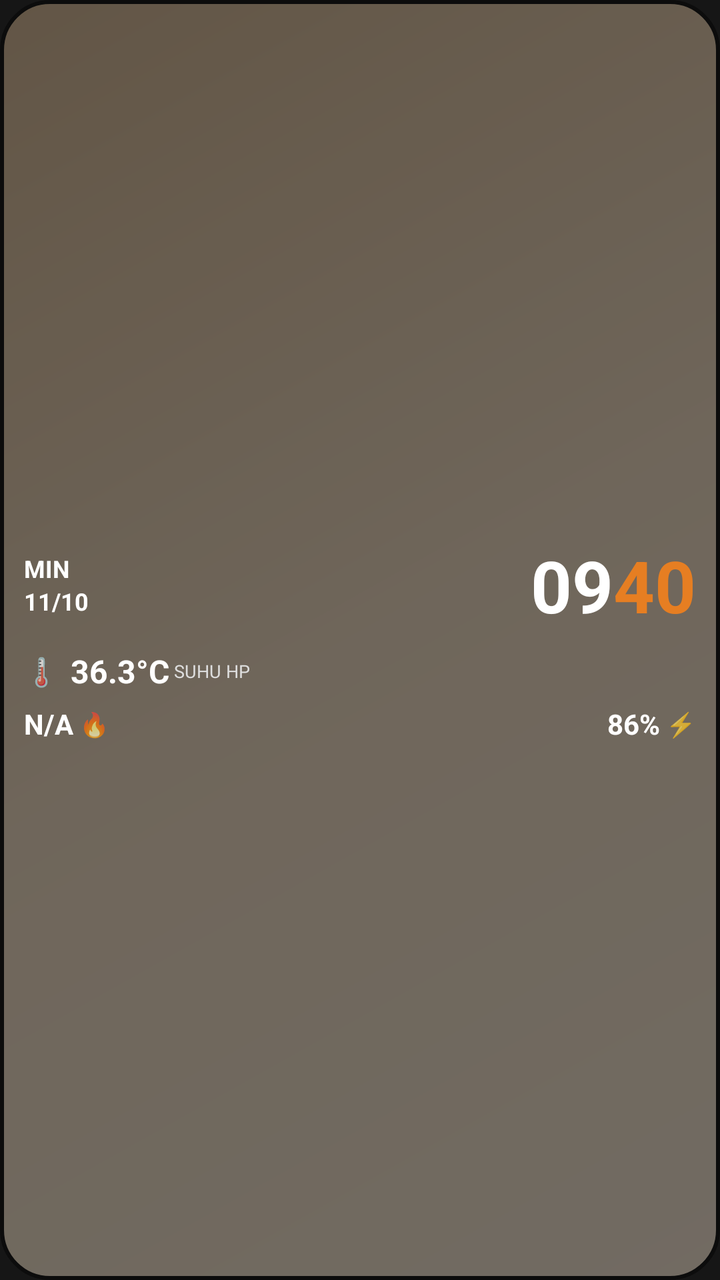
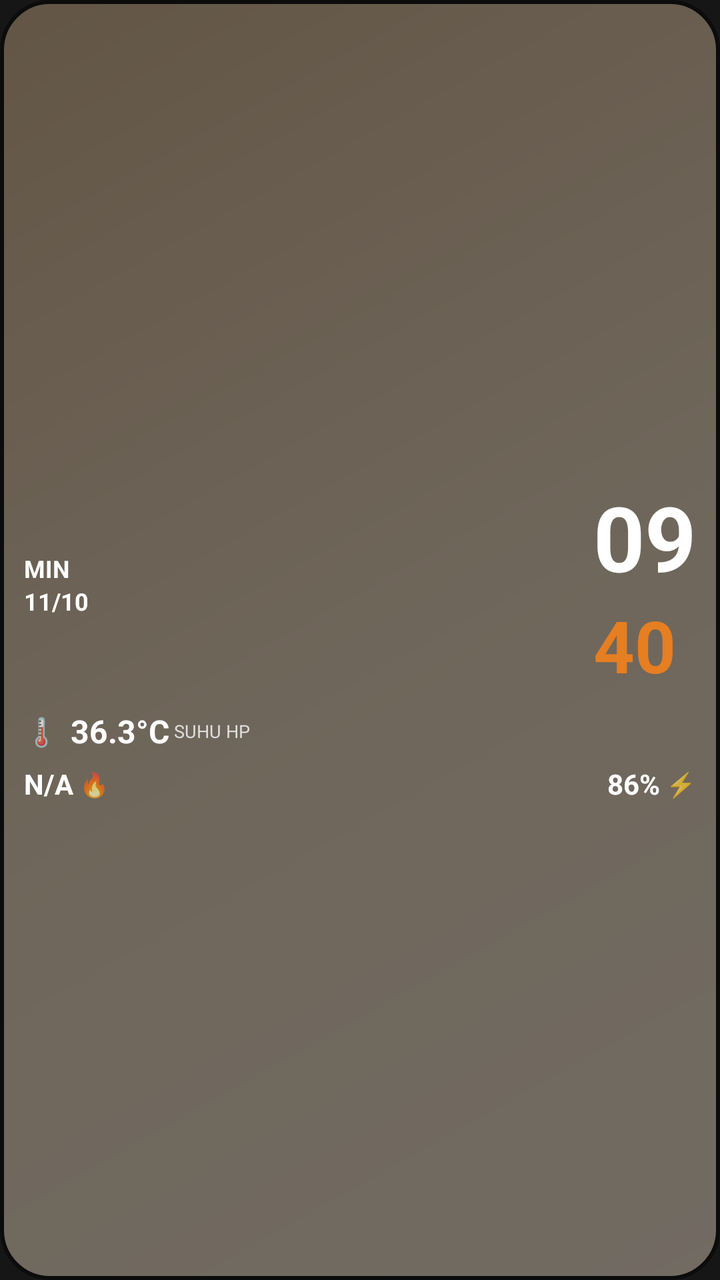

An Android layout rendered at two revisions. The XML below is the earlier revision; the diff shows what the commit changed to produce the second picture.
<!-- AndroidManifest.xml: application theme Theme.AppCompat -->
<!-- res/layout/widget_suhu.xml -->
<?xml version="1.0" encoding="utf-8"?>
<FrameLayout xmlns:android="http://schemas.android.com/apk/res/android"
    android:layout_width="match_parent"
    android:layout_height="match_parent">

    
    <ImageView
        android:id="@+id/bgGambarWidget"
        android:layout_width="match_parent"
        android:layout_height="match_parent"
        android:scaleType="centerCrop"
        android:src="@drawable/latar_widget"
        android:contentDescription="Background"/>

    
    <ImageView
        android:layout_width="match_parent"
        android:layout_height="match_parent"
        android:background="#88000000"
        android:contentDescription="Overlay"/>

    
    <LinearLayout
        android:layout_width="match_parent"
        android:layout_height="match_parent"
        android:orientation="vertical"
        android:padding="12dp"
        android:gravity="center_vertical">

        
        <LinearLayout
            android:layout_width="match_parent"
            android:layout_height="wrap_content"
            android:orientation="horizontal"
            android:gravity="center_vertical">

            
            <LinearLayout
                android:layout_width="0dp"
                android:layout_height="wrap_content"
                android:layout_weight="1"
                android:orientation="vertical">

                <TextView
                    android:id="@+id/wHari"
                    android:layout_width="wrap_content"
                    android:layout_height="wrap_content"
                    android:text="MIN"
                    android:textColor="#FFFFFF"
                    android:textSize="12sp"
                    android:textStyle="bold"/>

                <TextView
                    android:id="@+id/wTanggal"
                    android:layout_width="wrap_content"
                    android:layout_height="wrap_content"
                    android:text="11/10"
                    android:textColor="#FFFFFF"
                    android:textSize="12sp"
                    android:textStyle="bold"/>
            </LinearLayout>

            
            <LinearLayout
                android:layout_width="wrap_content"
                android:layout_height="wrap_content"
                android:orientation="horizontal"
                android:gravity="center_vertical">

                <TextView
                    android:id="@+id/wJam"
                    android:layout_width="wrap_content"
                    android:layout_height="wrap_content"
                    android:text="09"
                    android:textColor="#FFFFFF"
                    android:textSize="36sp"
                    android:textStyle="bold"/>

                <TextView
                    android:id="@+id/wMenit"
                    android:layout_width="wrap_content"
                    android:layout_height="wrap_content"
                    android:text="40"
                    android:textColor="#E67E22"
                    android:textSize="36sp"
                    android:textStyle="bold"/>
            </LinearLayout>
        </LinearLayout>

        
        <LinearLayout
            android:layout_width="wrap_content"
            android:layout_height="wrap_content"
            android:orientation="horizontal"
            android:gravity="center_vertical"
            android:layout_marginTop="8dp">

            <TextView
                android:layout_width="wrap_content"
                android:layout_height="wrap_content"
                android:text="🌡️"
                android:textSize="14sp"/>

            <TextView
                android:id="@+id/wSuhuHp"
                android:layout_width="wrap_content"
                android:layout_height="wrap_content"
                android:text="36.3°C"
                android:textColor="#FFFFFF"
                android:textSize="16sp"
                android:textStyle="bold"
                android:layout_marginStart="6dp"/>

            <TextView
                android:layout_width="wrap_content"
                android:layout_height="wrap_content"
                android:text=" SUHU HP"
                android:textColor="#DDDDDD"
                android:textSize="9sp"/>
        </LinearLayout>

        
        <LinearLayout
            android:layout_width="match_parent"
            android:layout_height="wrap_content"
            android:orientation="horizontal"
            android:layout_marginTop="6dp"
            android:gravity="center_vertical"
            android:weightSum="2">

            
            <LinearLayout
                android:layout_width="0dp"
                android:layout_height="wrap_content"
                android:layout_weight="1"
                android:orientation="horizontal"
                android:gravity="center_vertical">

                <TextView
                    android:id="@+id/wSuhuCpu"
                    android:layout_width="wrap_content"
                    android:layout_height="wrap_content"
                    android:text="N/A"
                    android:textColor="#FFFFFF"
                    android:textSize="14sp"
                    android:textStyle="bold"/>

                <TextView
                    android:layout_width="wrap_content"
                    android:layout_height="wrap_content"
                    android:text=" 🔥"
                    android:textSize="12sp"/>
            </LinearLayout>

            
            <LinearLayout
                android:layout_width="0dp"
                android:layout_height="wrap_content"
                android:layout_weight="1"
                android:orientation="horizontal"
                android:gravity="end|center_vertical">

                <TextView
                    android:id="@+id/wBaterai"
                    android:layout_width="wrap_content"
                    android:layout_height="wrap_content"
                    android:text="86%"
                    android:textColor="#FFFFFF"
                    android:textSize="14sp"
                    android:textStyle="bold"/>

                <TextView
                    android:layout_width="wrap_content"
                    android:layout_height="wrap_content"
                    android:text=" ⚡"
                    android:textSize="12sp"/>
            </LinearLayout>
        </LinearLayout>

    </LinearLayout>
</FrameLayout>
<!-- resources referenced by this layout -->
<resources>
  <!-- drawable latar_widget (drawable) -->
  <?xml version="1.0" encoding="utf-8"?>
  <shape xmlns:android="http://schemas.android.com/apk/res/android"
      android:shape="rectangle">
      <corners android:radius="24dp"/>
      <gradient
          android:startColor="#F5E6D3"
          android:centerColor="#EFDCC3"
          android:endColor="#D4B896"
          android:angle="135"/>
      <stroke android:width="2dp" android:color="#1A1A1A"/>
  </shape>
</resources>

<!-- the commit's change to res/layout/widget_suhu.xml (unified diff, before → after) -->
@@ -64,7 +64,7 @@
             <LinearLayout
                 android:layout_width="wrap_content"
                 android:layout_height="wrap_content"
-                android:orientation="horizontal"
+                android:orientation="vertical"
                 android:gravity="center_vertical">
 
                 <TextView
@@ -73,7 +73,7 @@
                     android:layout_height="wrap_content"
                     android:text="09"
                     android:textColor="#FFFFFF"
-                    android:textSize="36sp"
+                    android:textSize="45sp"
                     android:textStyle="bold"/>
 
                 <TextView
